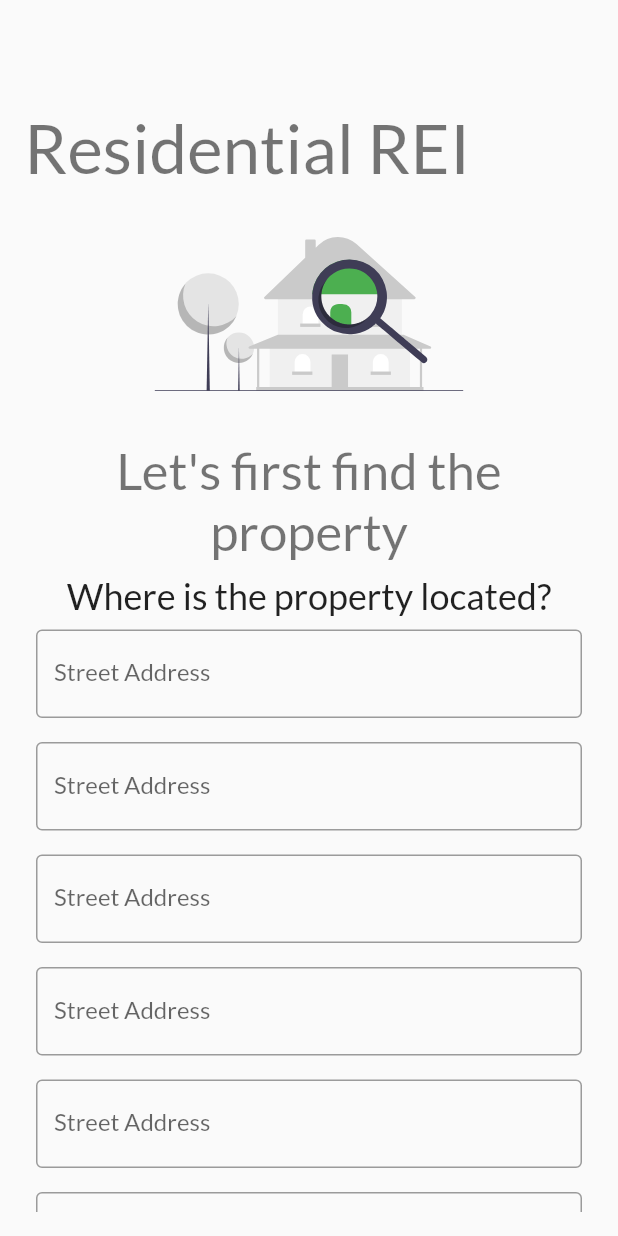
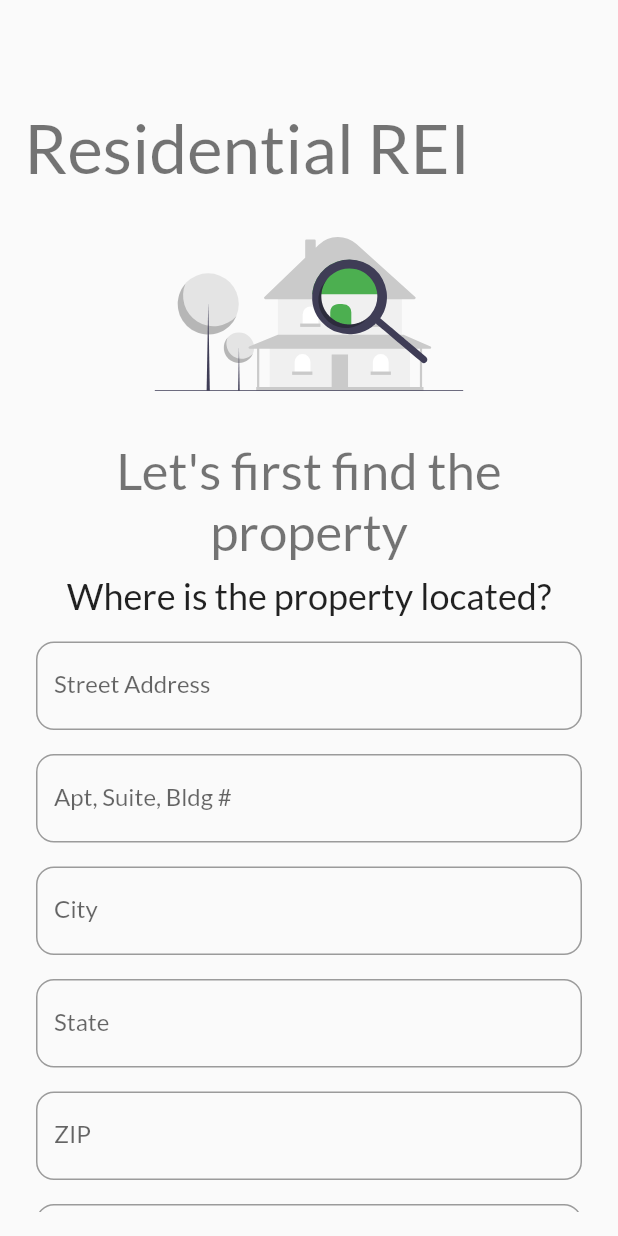
Before and after one commit to aawhitfield/calculators, a Flutter app: the screen it shows after launch, on a phone screen of 412 x 824 dp. Run offline on Flutter 3.47's test engine with Material 2 defaults, Android fonts, the phone set to English and light mode, and no system bars; our stand-ins replace flutter_svg, google_fonts.

Commit message:
can set names of textfields

```diff
--- a/lib/home.dart
+++ b/lib/home.dart
@@ -52,12 +52,13 @@ class _MyHomePageState extends State<MyHomePage> {
                 style: Theme.of(context).textTheme.headline5,
                 textAlign: TextAlign.center,
               ),
-              const MyTextField(),
-              const MyTextField(),
-              const MyTextField(),
-              const MyTextField(),
-              const MyTextField(),
-              const MyTextField(),
+              const SizedBox(height: 8),
+              const MyTextField(labelText: 'Street Address',),
+              const MyTextField(labelText: 'Apt, Suite, Bldg #',),
+              const MyTextField(labelText: 'City',),
+              const MyTextField(labelText: 'State',),
+              const MyTextField(labelText: 'ZIP',),
+              const MyTextField(labelText: 'Square Feet',),
               ElevatedButton(
                 onPressed: () {},
                 child: null,
--- a/lib/my_text_field.dart
+++ b/lib/my_text_field.dart
@@ -1,18 +1,23 @@
 import 'package:flutter/material.dart';
 
 class MyTextField extends StatelessWidget {
+  final String? labelText;
+
   const MyTextField({
+    this.labelText,
     Key? key,
   }) : super(key: key);
 
   @override
   Widget build(BuildContext context) {
-    return const Padding(
-      padding: EdgeInsets.all(8.0),
+    return Padding(
+      padding: const EdgeInsets.all(8.0),
       child: TextField(
         decoration: InputDecoration(
-          labelText: 'Street Address',
-          border: OutlineInputBorder(),
+          labelText: labelText,
+          border: const OutlineInputBorder(
+            borderRadius: BorderRadius.all(Radius.circular(12)),
+          ),
         ),
       ),
     );
```
